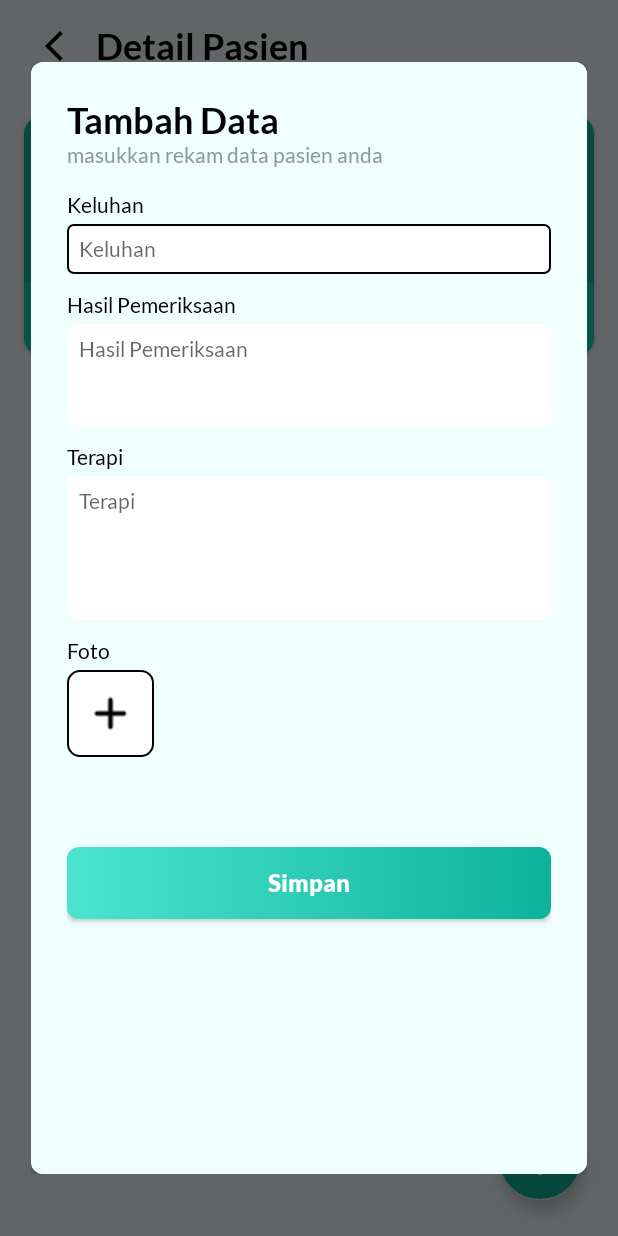
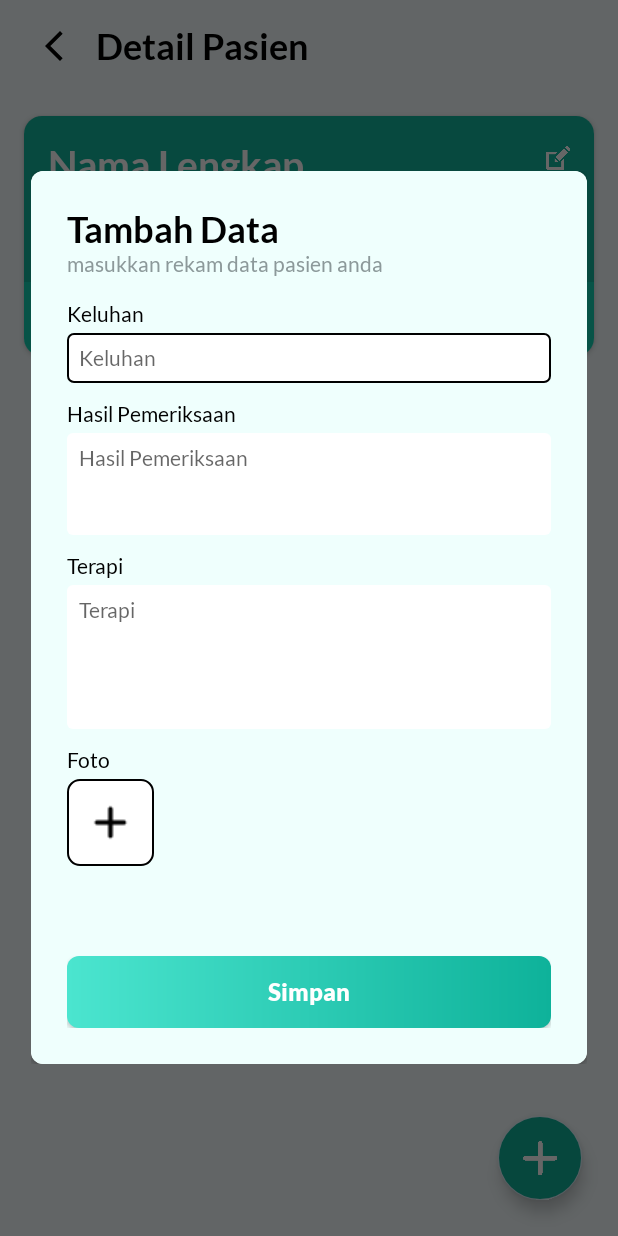
Before and after one commit to nomadevid/direcApps, an Android app: the fragment DialogUpdateDataActivity placed in its activity, on a phone screen of 412 x 824 dp. Run offline under Robolectric (Android 15) with nearby library versions, the phone set to English and light mode, and no system bars; our stand-ins replace Firebase (no records; nobody signed in at launch, a user with empty details on screens opened directly); 2 statements that could not run were skipped.

Commit message:
Pick Single Image, Refresh Layout Detail Activity, GridLayout FotoStream dibuat 4 kolom (manual), Scrollview DialogAddDataActivity, DialogUpdateDataActivity

```diff
--- a/app/src/main/java/com/nomadev/direc/ui/detail/DetailActivity.java
+++ b/app/src/main/java/com/nomadev/direc/ui/detail/DetailActivity.java
@@ -8,6 +8,7 @@ import android.app.Dialog;
 import android.graphics.Color;
 import android.graphics.drawable.ColorDrawable;
 import android.os.Bundle;
+import android.os.Handler;
 import android.text.TextUtils;
 import android.util.Log;
 import android.view.View;
@@ -79,6 +80,12 @@ public class DetailActivity extends AppCompatActivity implements DialogAddDataAc
         getHasilPeriksaData();
         showRecyclerView();
 
+        binding.refreshLayout.setOnRefreshListener(() -> new Handler().postDelayed(() -> {
+            getPasienData();
+            getHasilPeriksaData();
+            showRecyclerView();
+        }, 2000));
+
         binding.fabTambahData.setOnClickListener(v -> {
             DialogAddDataActivity dialog = new DialogAddDataActivity();
             Bundle bundle = new Bundle();
@@ -121,12 +128,13 @@ public class DetailActivity extends AppCompatActivity implements DialogAddDataAc
                 getHeaderList(hasilPeriksaModelArrayList);
                 hasilPeriksaAdapter.notifyDataSetChanged();
                 Log.d("FEEDBACK", "Berhasil Mengambil Data.");
-                Toast.makeText(getApplicationContext(), "Berhasil Mengambil Data.", Toast.LENGTH_SHORT).show();
+//                Toast.makeText(getApplicationContext(), "Berhasil Mengambil Data.", Toast.LENGTH_SHORT).show();
             } else {
                 Log.d("FEEDBACK", "Data Kosong.");
-                Toast.makeText(getApplicationContext(), "Data Kosong.", Toast.LENGTH_SHORT).show();
+//                Toast.makeText(getApplicationContext(), "Data Kosong.", Toast.LENGTH_SHORT).show();
             }
         }).addOnFailureListener(e -> Toast.makeText(getApplicationContext(), "Error: " + e.toString(), Toast.LENGTH_SHORT).show());
+        binding.refreshLayout.setRefreshing(false);
     }
 
     private void getPasienData() {
--- a/app/src/main/java/com/nomadev/direc/ui/detail/DialogFotoActivity.java
+++ b/app/src/main/java/com/nomadev/direc/ui/detail/DialogFotoActivity.java
@@ -3,8 +3,10 @@ package com.nomadev.direc.ui.detail;
 import androidx.annotation.NonNull;
 import androidx.annotation.Nullable;
 import androidx.appcompat.app.AppCompatActivity;
+import androidx.core.content.ContextCompat;
 import androidx.fragment.app.DialogFragment;
 
+import android.content.Context;
 import android.content.DialogInterface;
 import android.graphics.Color;
 import android.graphics.drawable.ColorDrawable;
@@ -59,6 +61,7 @@ public class DialogFotoActivity extends DialogFragment {
         layoutParams.width = width;
         layoutParams.height = height;
         getDialog().getWindow().setAttributes(layoutParams);
+        getActivity().getWindow().setStatusBarColor(ContextCompat.getColor(getActivity(), R.color.black));
 
         binding.pvFotoFull.setOnClickListener(v -> {
             state++;
@@ -87,5 +90,6 @@ public class DialogFotoActivity extends DialogFragment {
     public void onDismiss(@NonNull DialogInterface dialog) {
         super.onDismiss(dialog);
         getActivity().getWindow().clearFlags(WindowManager.LayoutParams.FLAG_FULLSCREEN);
+        getActivity().getWindow().setStatusBarColor(ContextCompat.getColor(getActivity(), R.color.direc_blue_light_background));
     }
 }
--- a/app/src/main/java/com/nomadev/direc/ui/detail/HasilPeriksaAdapter.java
+++ b/app/src/main/java/com/nomadev/direc/ui/detail/HasilPeriksaAdapter.java
@@ -197,7 +197,7 @@ public class HasilPeriksaAdapter extends RecyclerView.Adapter<RecyclerView.ViewH
                     if (documentSnapshot.exists()){
                         nama = documentSnapshot.getString("nama");
                         fotoStreamAdapter = new FotoStreamAdapter(listData, nama, tanggal_data);
-                        GridLayoutManager gridLayoutManager = new GridLayoutManager(itemView.getContext(),5);
+                        GridLayoutManager gridLayoutManager = new GridLayoutManager(itemView.getContext(),4);
                         gridLayoutManager.setOrientation(LinearLayoutManager.VERTICAL);
                         binding.rvPhoto.setLayoutManager(gridLayoutManager);
                         binding.rvPhoto.setAdapter(fotoStreamAdapter);
--- a/app/src/main/java/com/nomadev/direc/ui/detail/dialogadddata/DialogUpdateDataActivity.java
+++ b/app/src/main/java/com/nomadev/direc/ui/detail/dialogadddata/DialogUpdateDataActivity.java
@@ -1,5 +1,6 @@
 package com.nomadev.direc.ui.detail.dialogadddata;
 
+import android.annotation.SuppressLint;
 import android.content.Context;
 import android.content.DialogInterface;
 import android.content.Intent;
@@ -84,7 +85,7 @@ public class DialogUpdateDataActivity extends DialogFragment {
         WindowManager.LayoutParams layoutParams = new WindowManager.LayoutParams();
         layoutParams.copyFrom(getDialog().getWindow().getAttributes());
         layoutParams.width = width;
-        layoutParams.height = height;
+//        layoutParams.height = height;
         getDialog().getWindow().setAttributes(layoutParams);
 
         GridLayoutManager gridLayoutManager = new GridLayoutManager(getContext(),1);
@@ -142,6 +143,7 @@ public class DialogUpdateDataActivity extends DialogFragment {
         DocumentReference dbPasien = db.collection("pasien").document(id_pasien).collection("history").document(id_data);
 
         dbPasien.get().addOnSuccessListener(new OnSuccessListener<DocumentSnapshot>() {
+            @SuppressLint("NotifyDataSetChanged")
             @Override
             public void onSuccess(DocumentSnapshot documentSnapshot) {
                 if (documentSnapshot.exists()) {
@@ -172,12 +174,26 @@ public class DialogUpdateDataActivity extends DialogFragment {
 
     }
 
+    @SuppressLint("NotifyDataSetChanged")
     @Override
     public void onActivityResult(int requestCode, int resultCode, @Nullable Intent data) {
         super.onActivityResult(requestCode, resultCode, data);
 
         if (requestCode == PICK_IMAGE) {
             if (resultCode == getActivity().RESULT_OK) {
+
+                assert data != null;
+                if(data.getData() != null) {
+                    ImageList.add(data.getData());
+
+                    FotoModel fotoModel = new FotoModel();
+                    fotoModel.setFoto(data.getData());
+                    fotoModelArrayList.add(fotoModel);
+
+                    fotoAdapter.notifyDataSetChanged();
+
+                    data.setData(null);
+                }
 
 
                 if (data.getClipData() != null) {
@@ -198,11 +214,9 @@ public class DialogUpdateDataActivity extends DialogFragment {
                     }
                     fotoAdapter.notifyDataSetChanged();
 
-                    Toast.makeText(getActivity(), "You have selected " + ImageList.size() + " Images", Toast.LENGTH_SHORT).show();
+//                    Toast.makeText(getActivity(), "You have selected " + ImageList.size() + " Images", Toast.LENGTH_SHORT).show();
 
 
-                } else {
-                    Toast.makeText(getActivity(), "Please Select Multiple Images", Toast.LENGTH_SHORT).show();
                 }
 
             }
@@ -318,8 +332,10 @@ public class DialogUpdateDataActivity extends DialogFragment {
     private void showProgressBar(Boolean state) {
         if (state) {
             binding.progressBar.setVisibility(View.VISIBLE);
+            binding.rlProgress.setBackgroundDrawable(new ColorDrawable(Color.parseColor("#40000000")));
         } else {
             binding.progressBar.setVisibility(View.GONE);
+            binding.rlProgress.setBackgroundDrawable(new ColorDrawable(Color.parseColor("#00000000")));
         }
     }
 
--- a/app/src/main/res/layout/activity_detail.xml
+++ b/app/src/main/res/layout/activity_detail.xml
@@ -37,6 +37,16 @@
                 android:layout_toEndOf="@id/ib_back"
                 android:text="@string/detail_pasien" />
         </RelativeLayout>
+
+        <androidx.swiperefreshlayout.widget.SwipeRefreshLayout
+            android:id="@+id/refresh_layout"
+            android:layout_width="match_parent"
+            android:layout_height="match_parent">
+
+            <LinearLayout
+                android:layout_width="match_parent"
+                android:layout_height="wrap_content"
+                android:orientation="vertical">
 
                 <androidx.cardview.widget.CardView
                     android:id="@+id/cv_data_diri"
@@ -197,6 +207,10 @@
                     tools:listitem="@layout/item_hasil_periksa_pasien" />
             </LinearLayout>
 
+        </androidx.swiperefreshlayout.widget.SwipeRefreshLayout>
+
+    </LinearLayout>
+
     <com.google.android.material.floatingactionbutton.FloatingActionButton
         android:id="@+id/fab_tambah_data"
         android:layout_width="wrap_content"
--- a/app/src/main/res/layout/activity_dialog_add_data.xml
+++ b/app/src/main/res/layout/activity_dialog_add_data.xml
@@ -6,6 +6,10 @@
     android:layout_height="wrap_content"
     app:cardCornerRadius="8dp"
     tools:context=".ui.detail.dialogadddata.DialogAddDataActivity">
+
+    <ScrollView
+        android:layout_width="match_parent"
+        android:layout_height="wrap_content">
 
         <LinearLayout
             style="@style/DialogStyle"
@@ -120,6 +124,8 @@
 
         </LinearLayout>
 
+    </ScrollView>
+
     <RelativeLayout
         android:id="@+id/rlProgress"
         android:layout_width="match_parent"
--- a/app/src/main/res/layout/activity_dialog_delete_data_actiivity.xml
+++ b/app/src/main/res/layout/activity_dialog_delete_data_actiivity.xml
@@ -63,6 +63,7 @@
     </LinearLayout>
 
     <RelativeLayout
+        android:id="@+id/rl_progress"
         android:layout_width="match_parent"
         android:layout_height="match_parent"
         android:layout_gravity="center">
--- a/app/src/main/res/layout/activity_dialog_update_data.xml
+++ b/app/src/main/res/layout/activity_dialog_update_data.xml
@@ -6,6 +6,10 @@
     android:layout_height="wrap_content"
     app:cardCornerRadius="8dp"
     tools:context=".ui.detail.dialogadddata.DialogUpdateDataActivity">
+
+    <ScrollView
+        android:layout_width="match_parent"
+        android:layout_height="wrap_content">
 
         <LinearLayout
             style="@style/DialogStyle"
@@ -128,7 +132,10 @@
 
         </LinearLayout>
 
+    </ScrollView>
+
     <RelativeLayout
+        android:id="@+id/rl_progress"
         android:layout_width="match_parent"
         android:layout_height="match_parent">
 
--- a/app/src/main/res/layout/item_hasil_periksa_pasien.xml
+++ b/app/src/main/res/layout/item_hasil_periksa_pasien.xml
@@ -33,6 +33,7 @@
             android:src="@drawable/icon_dropdown_button_small" />
 
         <LinearLayout
+            android:id="@+id/ll_hasil_periksa"
             android:layout_width="match_parent"
             android:layout_height="wrap_content"
             android:orientation="vertical"
```
Also changed, not shown: app/src/main/java/com/nomadev/direc/ui/detail/dialogadddata/DialogAddDataActivity.java (+15 -3 lines), app/src/main/java/com/nomadev/direc/ui/detail/dialogdeletedata/DialogDeleteDataActiivity.java (+3 -9 lines). Lines whose indentation alone changed are shown as unchanged.
